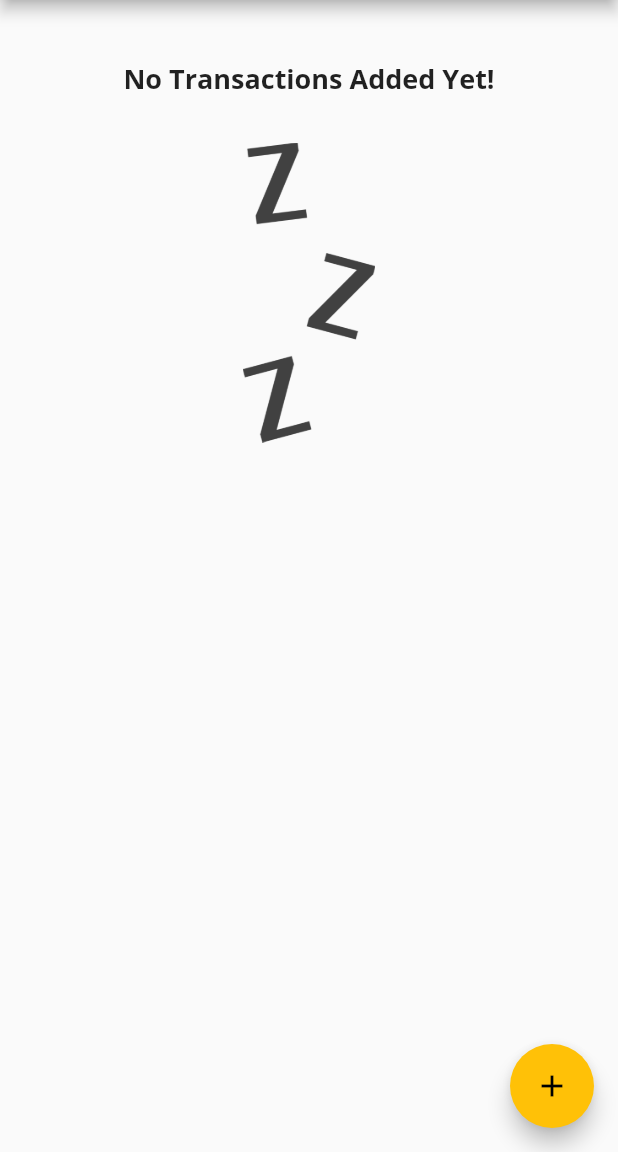
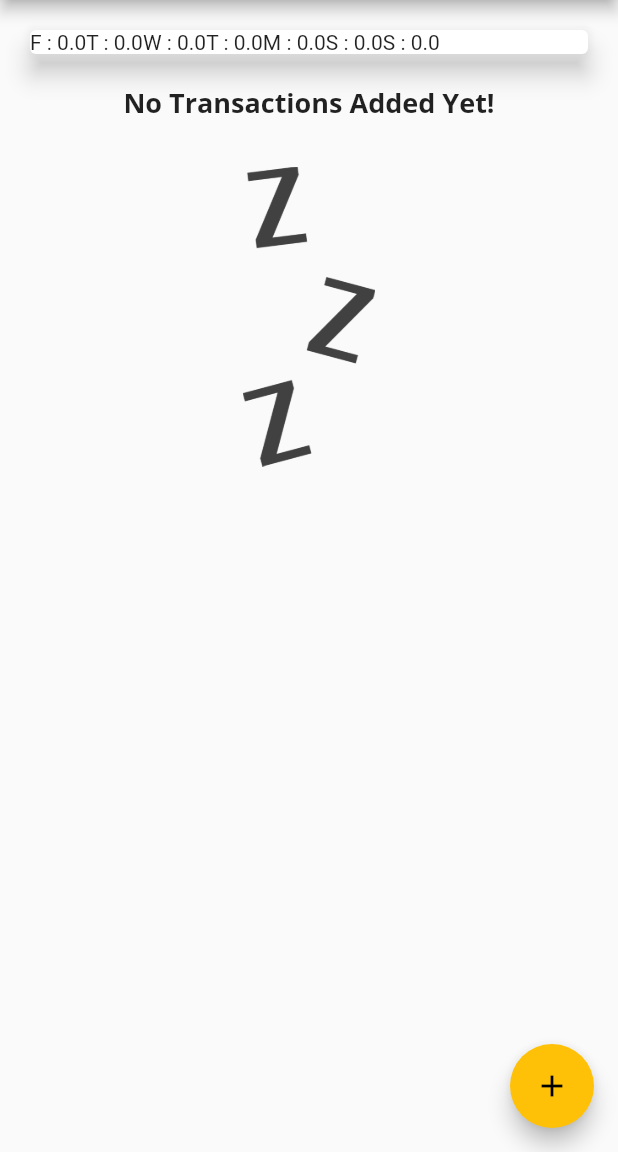
Before and after one commit to mawippel/personal-expenses-app, a Flutter app: the screen it shows after launch, on a phone screen of 412 x 824 dp, the part 84-1236 px from its top. Run offline on Flutter 3.47's test engine with Material 2 defaults, Android fonts, the phone set to English and light mode, and no system bars.

Commit message:
feat: chart bar

```diff
--- a/lib/widgets/chart.dart
+++ b/lib/widgets/chart.dart
@@ -22,7 +22,7 @@ class Chart extends StatelessWidget {
         }
       }
 
-      return {'day': DateFormat.E().format(weekDay), 'amount': totalSum};
+      return {'day': DateFormat.E().format(weekDay).substring(0, 1), 'amount': totalSum};
     });
   }
 
@@ -34,7 +34,9 @@ class Chart extends StatelessWidget {
       elevation: 7,
       margin: EdgeInsets.all(20),
       child: Row(
-        children: <Widget>[],
+        children: groupedTransactionValues.map((data) {
+          return Text('${data['day']} : ${data['amount'].toString()}');
+        }).toList(),
       ),
     );
   }
```
Also changed, not shown: lib/widgets/chart_bar.dart (added, +54 -0 lines).
